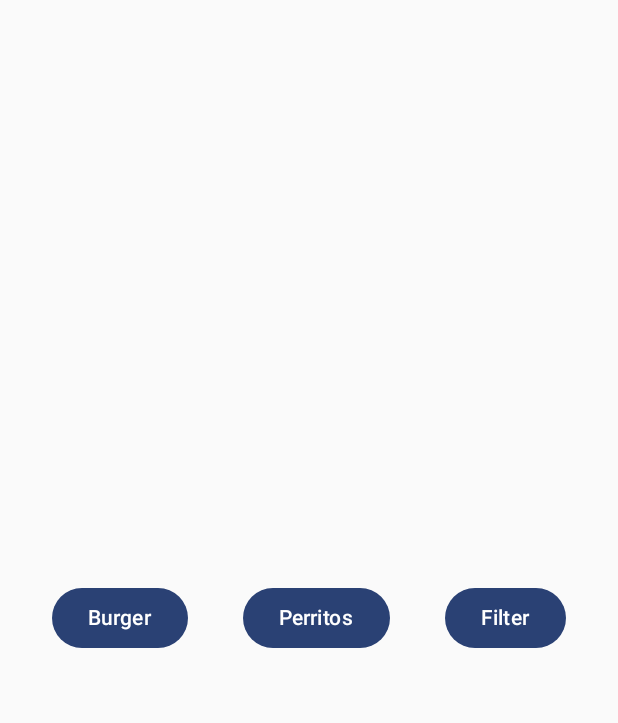
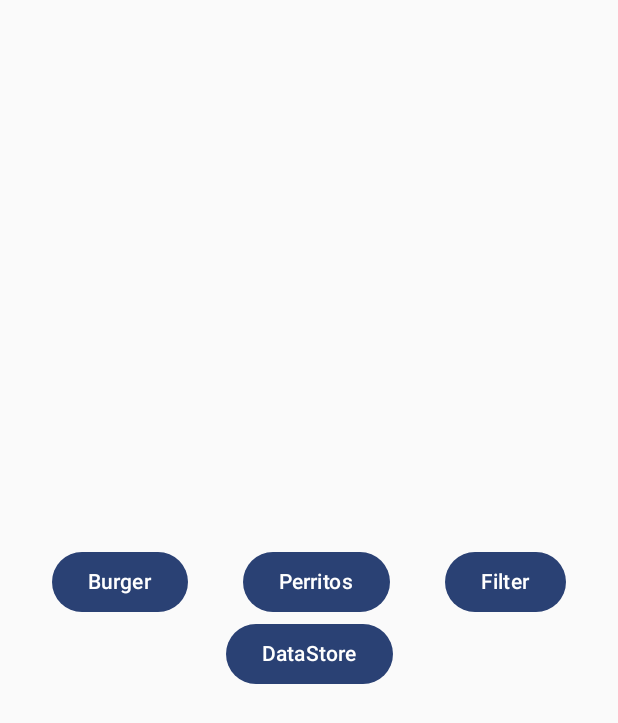
Before and after one commit to 7yes/C25a, an Android app built with Jetpack Compose: the screen it shows after launch (MainActivity), on a phone screen of 412 x 824 dp. Shown: the top 723 px of the screen. Run offline under Robolectric (Android 15) with nearby library versions, the phone set to English and light mode, and no system bars; our stand-ins replace Dagger/Hilt's generated code.

Commit message:
DataStore

```diff
--- a/app/build.gradle.kts
+++ b/app/build.gradle.kts
@@ -64,6 +64,7 @@ dependencies {
 
     implementation(libs.androidx.navigation.compose)
     implementation(libs.androidx.runtime.livedata)
+    implementation(libs.androidx.datastore.preferences)
 
     androidTestImplementation(libs.androidx.junit)
     androidTestImplementation(libs.androidx.espresso.core)
--- a/app/src/main/java/com/jesse/c25a/MainActivity.kt
+++ b/app/src/main/java/com/jesse/c25a/MainActivity.kt
@@ -21,6 +21,7 @@ import androidx.navigation.compose.NavHost
 import androidx.navigation.compose.composable
 import androidx.navigation.compose.rememberNavController
 import com.jesse.c25a.burger.presentation.InitialScreen
+import com.jesse.c25a.datastore.DataStoreScreen
 import com.jesse.c25a.filter.presentation.FilterScreen
 import com.jesse.c25a.perritos.PerritosScreen
 import com.jesse.c25a.ui.theme.C25aTheme
@@ -34,7 +35,10 @@ class MainActivity : ComponentActivity() {
         setContent {
             C25aTheme {
                 val navController = rememberNavController()
-                NavHost(navController = navController, startDestination = MyScreens.BaseScreen.name) {
+                NavHost(
+                    navController = navController,
+                    startDestination = MyScreens.BaseScreen.name
+                ) {
                     composable(MyScreens.BaseScreen.name) {
                         BaseScreen() {
                             Log.d("TAJ", "onCreate: $it ")
@@ -50,13 +54,17 @@ class MainActivity : ComponentActivity() {
                     composable(MyScreens.Filter.name) {
                         FilterScreen()
                     }
+                    composable(MyScreens.DataStore.name) {
+                        DataStoreScreen()
+                    }
                 }
             }
         }
     }
-enum class MyScreens{
-    BaseScreen, Burger, Perritos, Filter
-}
+
+    enum class MyScreens {
+        BaseScreen, Burger, Perritos, Filter, DataStore
+    }
 
     @Composable
     fun BaseScreen(onclick: (String) -> Unit) {
@@ -67,11 +75,25 @@ enum class MyScreens{
             horizontalAlignment = Alignment.CenterHorizontally,
             verticalArrangement = Arrangement.Center
         ) {
-            Row (modifier = Modifier.fillMaxWidth(), horizontalArrangement = Arrangement.SpaceAround){
-               MyScreens.values().forEach {
-                   if(it != MyScreens.BaseScreen)
-                   Button(onClick = { onclick(it.name) }) { Text(text = it.name) }
-               }
+            var buttons = ""
+            MyScreens.values().forEach {
+                if (it != MyScreens.BaseScreen)
+                    buttons += "${it.name} "
+            }
+            val buttonsChuncked = buttons.split(" ").chunked(3)
+            buttonsChuncked.forEach {
+                Row(
+                    modifier = Modifier.fillMaxWidth(),
+                    horizontalArrangement = Arrangement.SpaceAround
+                ) {
+
+                    it.forEach {
+                        if (it != "")
+                        Button(onClick = { onclick(it) }) {
+                            Text(text = it)
+                        }
+                    }
+                }
             }
         }
     }
--- a/gradle/libs.versions.toml
+++ b/gradle/libs.versions.toml
@@ -1,5 +1,6 @@
 [versions]
 agp = "8.7.3"
+datastorePreferences = "1.1.1"
 kotlin = "2.0.0"
 coreKtx = "1.15.0"
 junit = "4.13.2"
@@ -9,7 +10,6 @@ lifecycleRuntimeKtx = "2.8.7"
 activityCompose = "1.9.3"
 composeBom = "2024.04.01"
 hilt = "2.49"
-lifecycleRuntimeKtxVersion = "2.6.2"
 retrofit = "2.9.0"
 navigationCompose = "2.8.4"
 coilCompose = "2.6.0"
@@ -18,6 +18,7 @@ runtimeLivedata = "1.7.5"
 
 [libraries]
 androidx-core-ktx = { group = "androidx.core", name = "core-ktx", version.ref = "coreKtx" }
+androidx-datastore-preferences = { module = "androidx.datastore:datastore-preferences", version.ref = "datastorePreferences" }
 junit = { group = "junit", name = "junit", version.ref = "junit" }
 androidx-junit = { group = "androidx.test.ext", name = "junit", version.ref = "junitVersion" }
 androidx-espresso-core = { group = "androidx.test.espresso", name = "espresso-core", version.ref = "espressoCore" }
```
Also changed, not shown: app/src/main/java/com/jesse/c25a/datastore/DataStoreEx.kt (added, +25 -0 lines), app/src/main/java/com/jesse/c25a/datastore/DataStoreModule.kt (added, +25 -0 lines), app/src/main/java/com/jesse/c25a/datastore/DataStoreScreen.kt (added, +37 -0 lines), app/src/main/java/com/jesse/c25a/datastore/DataStoreViewModel.kt (added, +24 -0 lines), app/src/main/java/com/jesse/c25a/filter/presentation/FilterScreen.kt (+5 -9 lines).
